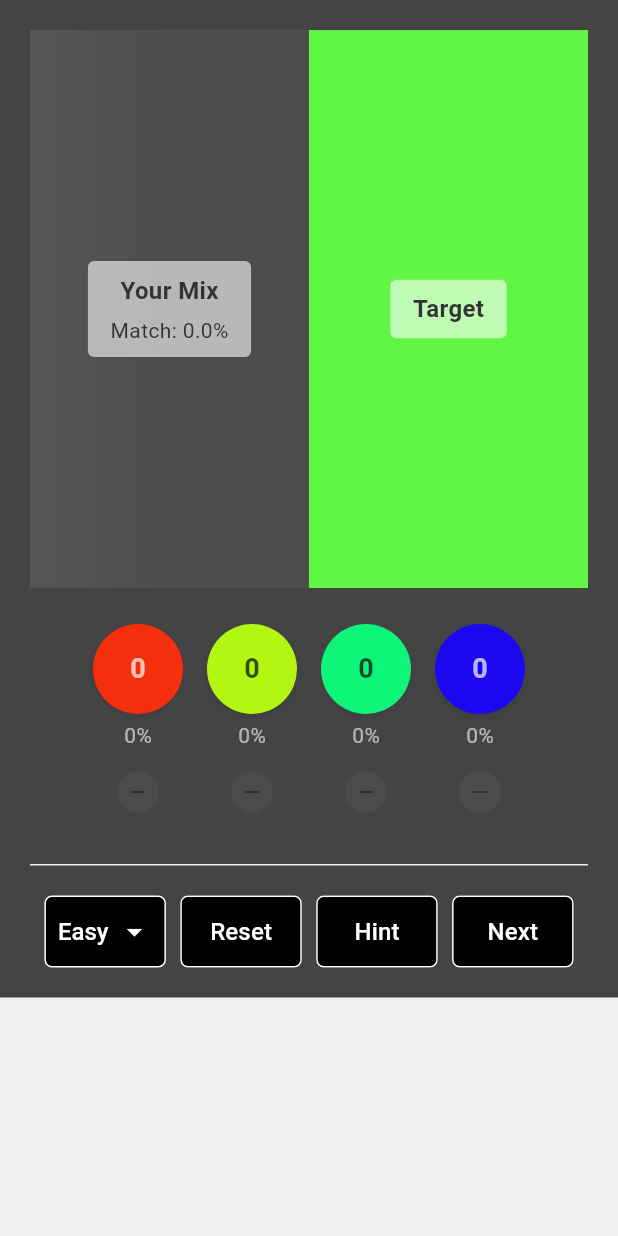
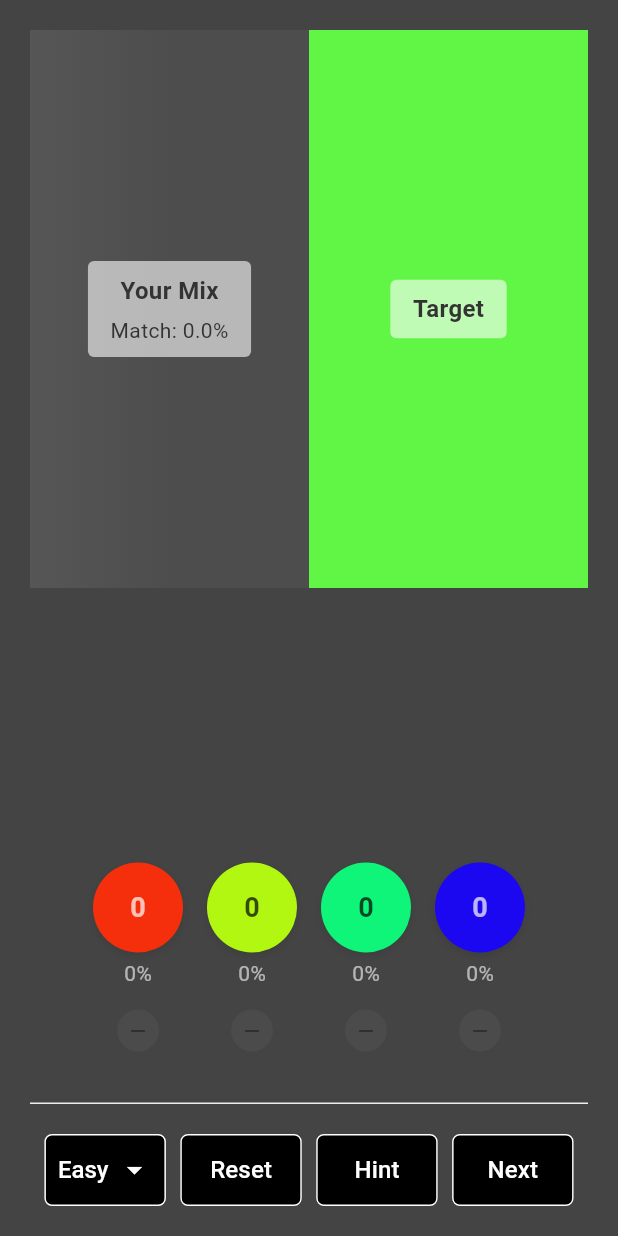
Before and after one commit to colormatchingdude/app, a Flutter app: the screen it shows after launch, on a phone screen of 412 x 824 dp. Run offline on Flutter 3.47's test engine with Material 3 defaults, Android fonts, the phone set to English and light mode, and no system bars; our stand-ins replace confetti.

Commit message:
Version 1

```diff
--- a/lib/screens/game_screen.dart
+++ b/lib/screens/game_screen.dart
@@ -14,22 +14,14 @@ class GameScreen extends StatelessWidget {
     final colorGame = Provider.of<ColorGame>(context);
 
     return Scaffold(
-      // Removed AppBar
       body: SafeArea(
-        child: SingleChildScrollView(
+        child: Container(
+          width: double.infinity,
+          color: AppColors.gameContainerColor,
+          padding: const EdgeInsets.all(20.0),
           child: Column(
             children: [
-                Container(
-                  width: double.infinity,
-                  padding: const EdgeInsets.all(20.0),
-                  decoration: const BoxDecoration(
-                    color: AppColors.gameContainerColor,
-
-                  ),
-                  child: Column(
-                    crossAxisAlignment: CrossAxisAlignment.stretch,
-                    children: [
-                      // Color Display Section
+              // Top: Color Display (fixed size)
               ColorDisplay(
                 yourMixColor: colorGame.currentMixedColor,
                 targetColor: colorGame.targetColor,
@@ -37,9 +29,12 @@ class GameScreen extends StatelessWidget {
                 showSuccessMessage: colorGame.showSuccessMessage,
               ),
 
-                      const SizedBox(height: 24.0),
+              const SizedBox(height: 16.0),
 
-                      // Color Palette Section
+              // Spacer: absorbs available vertical space between top and bottom
+              const Spacer(),
+
+              // Middle: Color Palette
               ColorPalette(
                 visibleColorsCount: colorGame.visibleColorsCount,
                 colorAmounts: colorGame.colorAmounts,
@@ -53,17 +48,14 @@ class GameScreen extends StatelessWidget {
 
               const SizedBox(height: 24.0),
 
-                      // Game Controls Section with difficulty button
+              // Bottom: Game Controls
               GameControls(
                 onReset: () => colorGame.resetMix(),
                 onSolution: () => colorGame.showSolution(),
                 onNextColor: () => colorGame.generateTargetColor(),
-                        // Added difficulty info
                 currentDifficulty: colorGame.currentDifficulty,
-                        onDifficultySelected: (difficulty) => colorGame.setDifficulty(difficulty),
-                      ),
-                    ],
-                  ),
+                onDifficultySelected: (difficulty) =>
+                    colorGame.setDifficulty(difficulty),
               ),
             ],
           ),
```
Also changed, not shown: 2 other files. Lines whose indentation alone changed are shown as unchanged.
